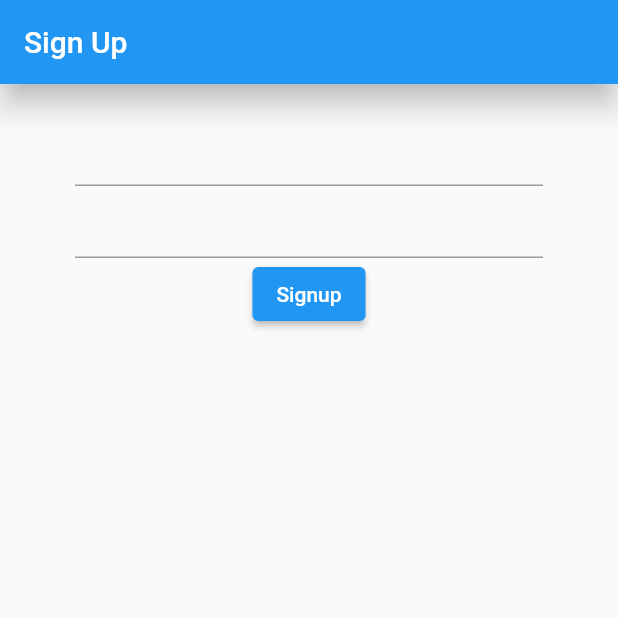
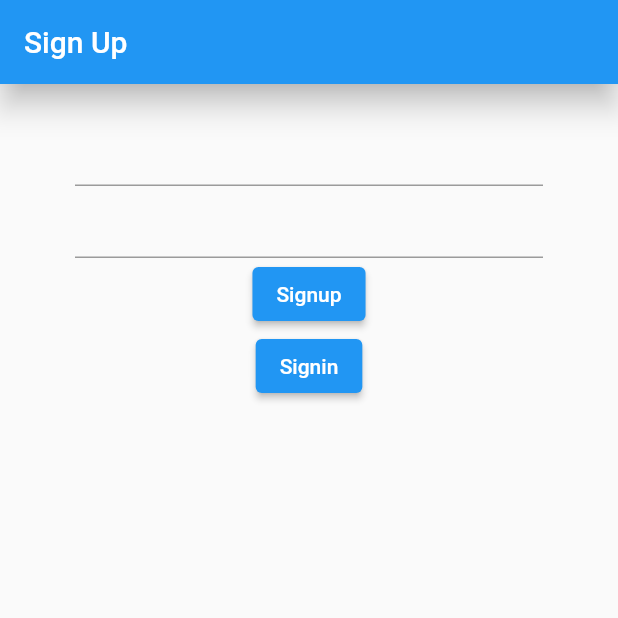
Before and after one commit to dogruyolomer/twitterAppClone, a Flutter app: the screen it shows after launch, after a tap on "Signup", on a phone screen of 412 x 824 dp, the top half of it. Run offline on Flutter 3.47's test engine with Material 2 defaults, Android fonts, the phone set to English and light mode, and no system bars; our stand-ins replace firebase_auth, firebase_core; accounts and stored records are empty; network calls fail.

```diff
--- a/lib/auth/signup.dart
+++ b/lib/auth/signup.dart
@@ -15,8 +15,25 @@ class _SignUpState extends State<SignUp> {
     try {
       final credential =
           await FirebaseAuth.instance.createUserWithEmailAndPassword(
-        email: "barry.allen@example.com",
-        password: "password",
+        email: email,
+        password: password,
+      );
+    } on FirebaseAuthException catch (e) {
+      if (e.code == 'weak-password') {
+        print('The password provided is too weak.');
+      } else if (e.code == 'email-already-in-use') {
+        print('The account already exists for that email.');
+      }
+    } catch (e) {
+      print(e);
+    }
+  }
+
+  void signInAction() async {
+    try {
+      final credential = await FirebaseAuth.instance.signInWithEmailAndPassword(
+        email: email,
+        password: password,
       );
     } on FirebaseAuthException catch (e) {
       if (e.code == 'weak-password') {
@@ -55,6 +72,10 @@ class _SignUpState extends State<SignUp> {
             ElevatedButton(
               child: Text('Signup'),
               onPressed: () async => {signUpAction()},
+            ),
+            ElevatedButton(
+              child: Text('Signin'),
+              onPressed: () async => {signInAction()},
             )
           ],
         )),
--- a/lib/main.dart
+++ b/lib/main.dart
@@ -1,9 +1,15 @@
 import 'package:flutter/material.dart';
 import 'package:firebase_core/firebase_core.dart';
 import 'package:twitterapp/auth/signup.dart';
+import 'package:firebase_core/firebase_core.dart';
+import 'firebase_options.dart';
 
-void main() {
-  runApp(const MyApp());
+void main() async {
+  WidgetsFlutterBinding.ensureInitialized();
+  await Firebase.initializeApp(
+    options: DefaultFirebaseOptions.currentPlatform,
+  );
+  runApp(MyApp());
 }
 
 class MyApp extends StatelessWidget {
```
Also changed, not shown: lib/firebase_options.dart (added), 5 other files.
